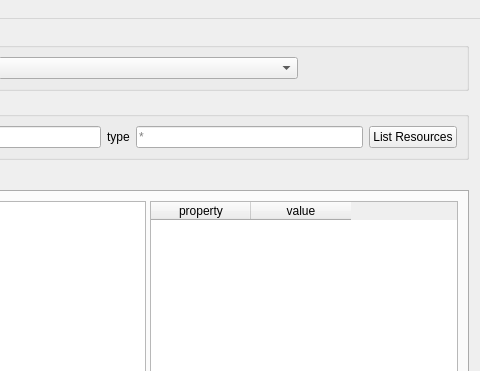
dddjef/pulse, file qti/main_window.ui: the form before one commit; both pictures show x 185 to 665 and y 0 to 371 of the 665 by 747 pixel window.
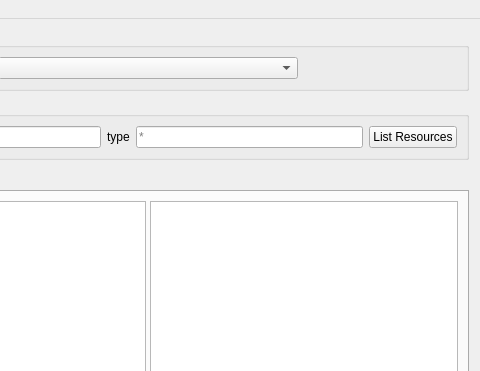
The form after the commit.

Commit message: change property panel look

```diff
--- a/qti/main_window.ui
+++ b/qti/main_window.ui
@@ -160,6 +160,12 @@
            <property name="autoFillBackground">
             <bool>false</bool>
            </property>
+           <property name="alternatingRowColors">
+            <bool>true</bool>
+           </property>
+           <attribute name="horizontalHeaderVisible">
+            <bool>false</bool>
+           </attribute>
            <attribute name="verticalHeaderVisible">
             <bool>false</bool>
            </attribute>
```
Left out of the diff: 6 changed lines with no effect on the pictures. The commit also changes 1 other file.
